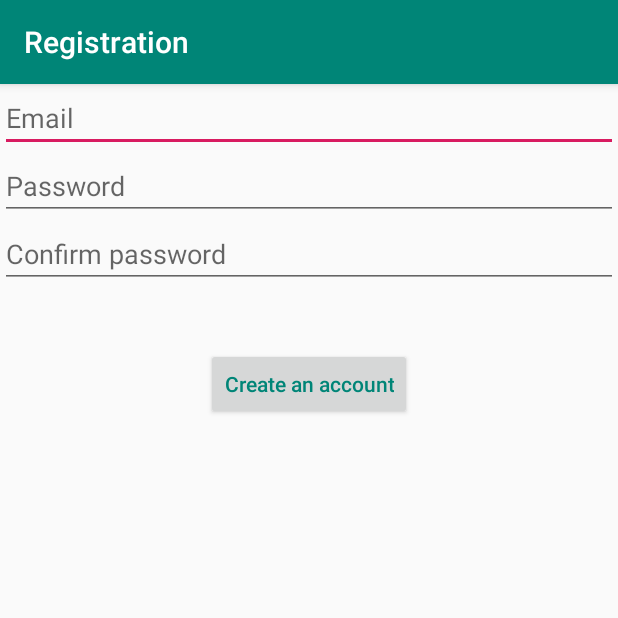
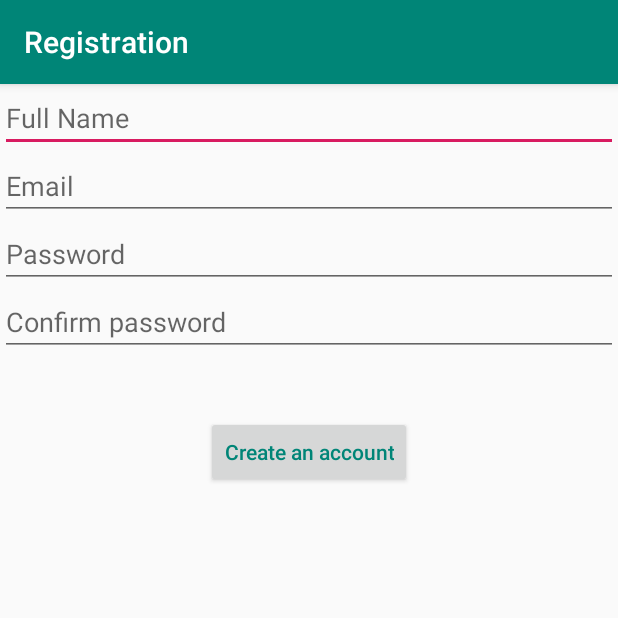
Before and after one commit to dudayakumar/Android-Academic-Course-Work, an Android app: the screen it shows after launch (ProfileActivity), after a tap on "Register", on a phone screen of 412 x 824 dp, the top half of it. Run offline under Robolectric (Android 15) with nearby library versions, the phone set to English and light mode, and no system bars; our stand-ins replace Firebase (no records; nobody signed in at launch, a user with empty details on screens opened directly).

Commit message:
BloodBank3 App v1.1

```diff
--- a/BloodBank3/app/build.gradle
+++ b/BloodBank3/app/build.gradle
@@ -26,5 +26,6 @@ dependencies {
     testImplementation 'junit:junit:4.12'
     androidTestImplementation 'com.android.support.test:runner:1.0.2'
     androidTestImplementation 'com.android.support.test.espresso:espresso-core:3.0.2'
+    implementation 'com.google.firebase:firebase-auth:16.2.1'
 }
 apply plugin: 'com.google.gms.google-services'
--- a/BloodBank3/app/src/main/java/com/example/bloodbank3/activities/LoginActivity.java
+++ b/BloodBank3/app/src/main/java/com/example/bloodbank3/activities/LoginActivity.java
@@ -8,10 +8,13 @@ import android.view.View;
 import android.widget.Button;
 
 import com.example.bloodbank3.R;
+import com.google.firebase.auth.FirebaseAuth;
 
 public class LoginActivity extends AppCompatActivity {
 
     private Button signin, signup, resetpass;
+
+    private FirebaseAuth mAuth;
 
     @Override
     protected void onCreate(Bundle savedInstanceState) {
@@ -21,6 +24,8 @@ public class LoginActivity extends AppCompatActivity {
         signin = findViewById(R.id.button_login);
         signup = findViewById(R.id.button_register);
         resetpass = findViewById(R.id.button_forgot_password);
+
+        mAuth = FirebaseAuth.getInstance();
 
         signup.setOnClickListener(new View.OnClickListener() {
             @Override
--- a/BloodBank3/app/src/main/java/com/example/bloodbank3/activities/ProfileActivity.java
+++ b/BloodBank3/app/src/main/java/com/example/bloodbank3/activities/ProfileActivity.java
@@ -1,15 +1,70 @@
 package com.example.bloodbank3.activities;
 
 import android.os.Bundle;
+import android.support.annotation.NonNull;
 import android.support.v7.app.AppCompatActivity;
+import android.util.Log;
+import android.view.View;
+import android.widget.Button;
+import android.widget.EditText;
+import android.widget.Toast;
 
 import com.example.bloodbank3.R;
+import com.google.android.gms.tasks.OnCompleteListener;
+import com.google.android.gms.tasks.Task;
+import com.google.firebase.auth.AuthResult;
+import com.google.firebase.auth.FirebaseAuth;
+import com.google.firebase.database.DatabaseReference;
+import com.google.firebase.database.FirebaseDatabase;
 
 public class ProfileActivity extends AppCompatActivity {
+
+    private EditText inputemail, inputpassword, retypePassword, fullName;
+    private FirebaseAuth mAuth;
+    private Button btnSignup;
+
+    private DatabaseReference db_ref;
+    private FirebaseDatabase db_User;
+
     @Override
     protected void onCreate(Bundle savedInstanceState) {
         super.onCreate(savedInstanceState);
         setContentView(R.layout.activity_profile);
 
+        db_User = FirebaseDatabase.getInstance();
+        db_ref = db_User.getReference("users");
+        mAuth = FirebaseAuth.getInstance();
+
+        inputemail = findViewById(R.id.input_userEmail);
+        inputpassword = findViewById(R.id.input_password);
+        fullName = findViewById(R.id.input_userName);
+        retypePassword = findViewById(R.id.input_password_confirm);
+
+        btnSignup = findViewById(R.id.button_register);
+
+        btnSignup.setOnClickListener(new View.OnClickListener() {
+            @Override
+            public void onClick(View v) {
+                final String email = inputemail.getText().toString();
+                final String password = inputpassword.getText().toString();
+                final String Name = fullName.getText().toString();
+
+                mAuth.createUserWithEmailAndPassword(email, password)
+                        .addOnCompleteListener(ProfileActivity.this, new OnCompleteListener<AuthResult>() {
+                            @Override
+                            public void onComplete(@NonNull Task<AuthResult> task) {
+                                if(!task.isSuccessful()){
+                                    Toast.makeText(ProfileActivity.this, "Registration failed! try agian.", Toast.LENGTH_LONG)
+                                            .show();
+                                    Log.d("*****error", task.getException().getMessage());
+                                } else {
+                                    String id = mAuth.getCurrentUser().getUid();
+                                    db_ref.child(id).child("Name").setValue(Name);
+                                    Log.d("ProfileActivity", "*****createUserWithEmail:success");
+                                }
+                            }
+                        });
+            }
+        });
     }
 }
--- a/BloodBank3/app/src/main/res/layout/activity_profile.xml
+++ b/BloodBank3/app/src/main/res/layout/activity_profile.xml
@@ -4,6 +4,14 @@
     android:layout_width="match_parent"
     android:layout_height="match_parent"
     android:orientation="vertical">
+
+    <EditText
+        android:textColor="@android:color/white"
+        android:id="@+id/input_userName"
+        android:layout_width="match_parent"
+        android:layout_height="wrap_content"
+        android:inputType="text"
+        android:hint="@string/displayName" />
 
     <EditText
         android:textColor="@android:color/white"
```
